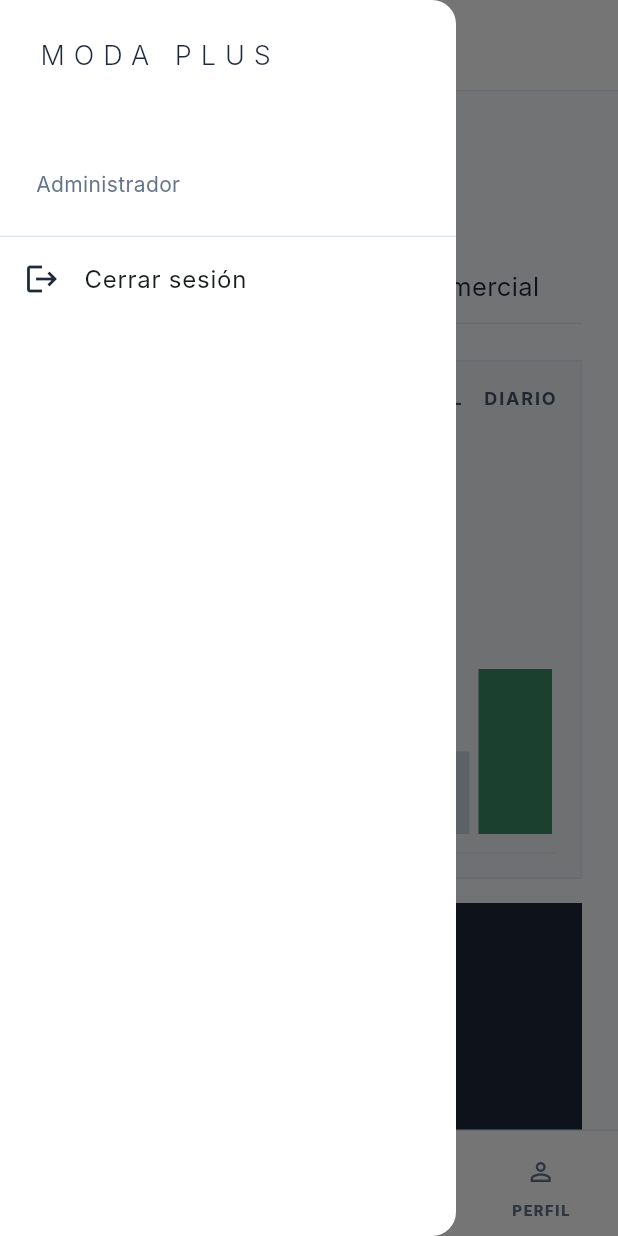
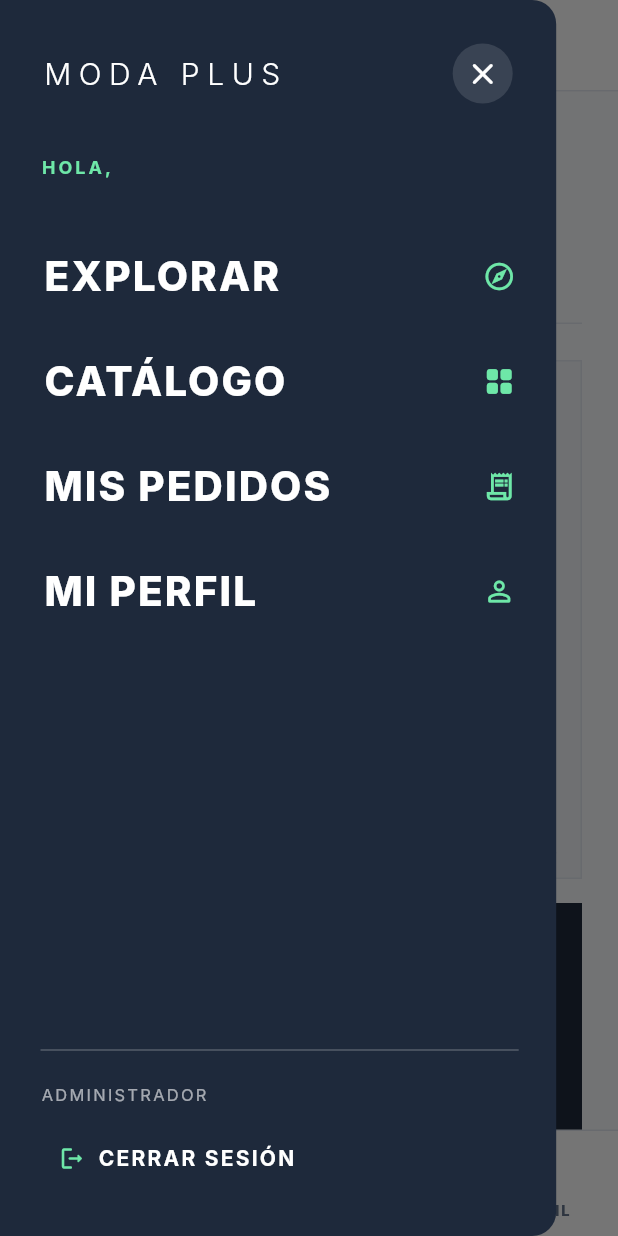
Before and after one commit to Tomas-zuleta/ModaPlus, a Flutter app: the AdminShell screen opened directly, with the side drawer open, on a phone screen of 412 x 824 dp. Run offline on Flutter 3.47's test engine with Material 3 defaults, Android fonts, the phone set to English and light mode, and no system bars; drawn by our look-alikes of flutter_animate; accounts and stored records are empty; network calls fail; Roboto replaces fonts that are missing (Inter).

Commit message:
Rediseñar confirmación del carrito y menú lateral con identidad ModaPlus
- Reemplazar aviso básico por panel de confirmación con imagen, precio y acciones.
- Renovar el carrito con tarjetas de productos, cantidades y resumen visual.
- Crear menú oscuro con tipografía protagonista, animaciones escalonadas y navegación funcional.
- Conservar la identidad verde de ModaPlus y evitar copiar recursos de las referencias.
- Documentar alcance de demostración y mantener intacto el repositorio web.

```diff
--- a/lib/pages/client_shell.dart
+++ b/lib/pages/client_shell.dart
@@ -73,6 +73,10 @@ class _ClientShellState extends State<ClientShell> {
             drawer: AppDrawer(
               name: store.session?.name ?? 'Cliente',
               role: UserRole.client,
+              onNavigate: (index) => setState(() {
+                if (index == 1) _category = null;
+                _index = index;
+              }),
             ),
             bottomNavigationBar: AppBottomNav(
               items: _items,
--- a/lib/widgets/app_drawer.dart
+++ b/lib/widgets/app_drawer.dart
@@ -1,6 +1,5 @@
 import 'package:flutter/material.dart';
 import '../data/app_store.dart';
-
 import '../models/user_role.dart';
 import '../pages/auth_page.dart';
 import '../utils/app_colors.dart';
@@ -9,63 +8,83 @@ import '../utils/fade_route.dart';
 class AppDrawer extends StatelessWidget {
   final String name;
   final UserRole role;
-
-  const AppDrawer({super.key, required this.name, required this.role});
+  final ValueChanged<int>? onNavigate;
+  const AppDrawer({super.key, required this.name, required this.role, this.onNavigate});
 
   @override
   Widget build(BuildContext context) {
+    final entries = <({String label, IconData icon, int index})>[
+      (label: 'EXPLORAR', icon: Icons.explore_outlined, index: 0),
+      (label: 'CATÁLOGO', icon: Icons.grid_view_rounded, index: 1),
+      (label: 'MIS PEDIDOS', icon: Icons.receipt_long_outlined, index: 2),
+      (label: 'MI PERFIL', icon: Icons.person_outline_rounded, index: 3),
+    ];
     return Drawer(
-      backgroundColor: Colors.white,
-      child: SafeArea(
-        child: Column(
-          crossAxisAlignment: CrossAxisAlignment.start,
-          children: [
-            Padding(
-              padding: const EdgeInsets.all(24),
-              child: Column(
-                crossAxisAlignment: CrossAxisAlignment.start,
-                children: [
-                  const Text(
-                    'MODA PLUS',
-                    style: TextStyle(
-                      fontSize: 18,
-                      fontWeight: FontWeight.w300,
-                      letterSpacing: 6,
-                      color: AppColors.textDark,
+      width: MediaQuery.sizeOf(context).width * .9,
+      backgroundColor: AppColors.textDark,
+      child: SafeArea(child: Padding(
+        padding: const EdgeInsets.fromLTRB(27, 25, 25, 28),
+        child: Column(crossAxisAlignment: CrossAxisAlignment.start, children: [
+          Row(children: [
+            const Expanded(child: Text('MODA PLUS', style: TextStyle(
+              color: Colors.white, fontSize: 20, letterSpacing: 5, fontWeight: FontWeight.w300))),
+            IconButton(
+              tooltip: 'Cerrar menú',
+              onPressed: () => Navigator.of(context).pop(),
+              icon: const Icon(Icons.close_rounded, color: Colors.white),
+              style: IconButton.styleFrom(backgroundColor: Colors.white12),
             ),
+          ]),
+          const SizedBox(height: 30),
+          Text('HOLA, ${name.toUpperCase()}', maxLines: 2,
+            overflow: TextOverflow.ellipsis, style: const TextStyle(
+              color: AppColors.acid, fontSize: 12, fontWeight: FontWeight.w700, letterSpacing: 2)),
+          const SizedBox(height: 36),
+          ...entries.asMap().entries.map((entry) => TweenAnimationBuilder<double>(
+            tween: Tween(begin: 0, end: 1),
+            duration: Duration(milliseconds: 240 + entry.key * 85),
+            curve: Curves.easeOutCubic,
+            builder: (context, value, child) => Opacity(
+              opacity: value,
+              child: Transform.translate(offset: Offset(22 * (1 - value), 0), child: child)),
+            child: Padding(
+              padding: const EdgeInsets.only(bottom: 13),
+              child: Material(color: Colors.transparent, child: InkWell(
+                borderRadius: BorderRadius.circular(12),
+                onTap: () {
+                  Navigator.of(context).pop();
+                  onNavigate?.call(entry.value.index);
+                },
+                child: Padding(padding: const EdgeInsets.symmetric(vertical: 9, horizontal: 2),
+                  child: Row(children: [
+                    Expanded(child: Text(entry.value.label, style: const TextStyle(
+                      color: Colors.white, fontSize: 27, fontWeight: FontWeight.w800,
+                      letterSpacing: 1.4))),
+                    Icon(entry.value.icon, color: AppColors.acid, size: 22),
+                  ])),
+              )),
             ),
-                  const SizedBox(height: 28),
-                  Text(
-                    name,
-                    style: const TextStyle(
-                      fontSize: 22,
-                      fontWeight: FontWeight.w600,
-                      color: AppColors.textDark,
-                    ),
-                  ),
-                  const SizedBox(height: 4),
-                  Text(
-                    role == UserRole.admin ? 'Administrador' : 'Cliente',
-                    style: const TextStyle(color: AppColors.slate),
-                  ),
-                ],
-              ),
-            ),
-            const Divider(height: 1, color: AppColors.panelBorder),
-            ListTile(
-              leading: const Icon(Icons.logout, color: AppColors.textDark),
-              title: const Text('Cerrar sesión'),
-             onTap: () {
+          )),
+          const Spacer(),
+          const Divider(color: Colors.white24),
+          const SizedBox(height: 14),
+          Text(role == UserRole.admin ? 'ADMINISTRADOR' : 'CUENTA DE CLIENTE',
+            style: const TextStyle(color: Colors.white60, fontSize: 11, letterSpacing: 1.5)),
+          const SizedBox(height: 10),
+          TextButton.icon(
+            onPressed: () {
               AppStore.instance.endSession();
               Navigator.of(context).pushAndRemoveUntil(
                 fadeRoute(const AuthPage(), duration: const Duration(milliseconds: 500)),
                 (route) => false,
               );
             },
+            icon: const Icon(Icons.logout_rounded, color: AppColors.acid),
+            label: const Text('CERRAR SESIÓN', style: TextStyle(
+              color: Colors.white, letterSpacing: 1.5, fontWeight: FontWeight.bold)),
           ),
-          ],
-        ),
-      ),
+        ]),
+      )),
     );
   }
 }
```
Also changed, not shown: lib/pages/cart_page.dart (+32 -16 lines), lib/pages/product_detail_page.dart (+2 -12 lines), lib/widgets/cart_added_sheet.dart (added, +75 -0 lines), 1 other file. Lines whose indentation alone changed are shown as unchanged.
